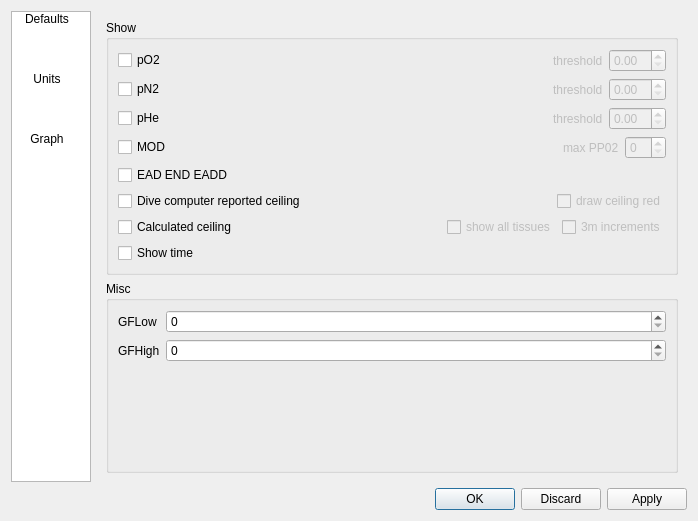
subsurface/subsurface, file qt-ui/preferences.ui: the form before one commit.
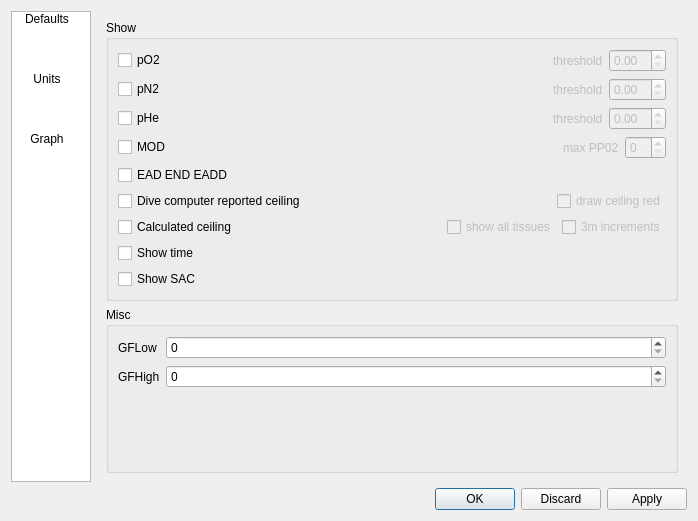
The form after the commit. The open tabs and pages were chosen to show the change. Icons and pictures are not drawn.

Commit message:
Show SAC in the mouseover.
This is really nice to have when looking at specific parts of a dive.

```diff
--- a/qt-ui/preferences.ui
+++ b/qt-ui/preferences.ui
@@ -724,6 +724,17 @@
               </item>
              </layout>
             </item>
+            <item>
+             <layout class="QHBoxLayout" name="horizontalLayout_11b">
+              <item>
+               <widget class="QCheckBox" name="show_sac">
+                <property name="text">
+                 <string>Show SAC</string>
+                </property>
+               </widget>
+              </item>
+             </layout>
+            </item>
            </layout>
           </widget>
          </item>
```
The commit also changes 5 other files.
